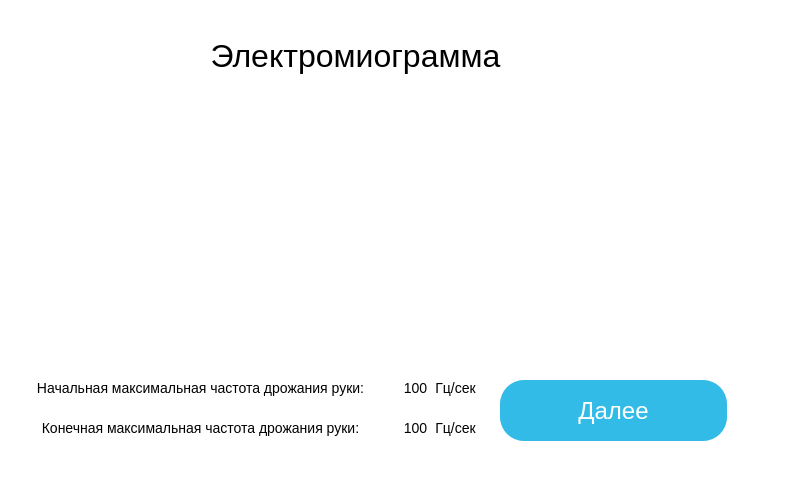
Above: gui/window-12.ui from GerrFrog/Muscular-training-apparatus before the change. Below: the same form after it.
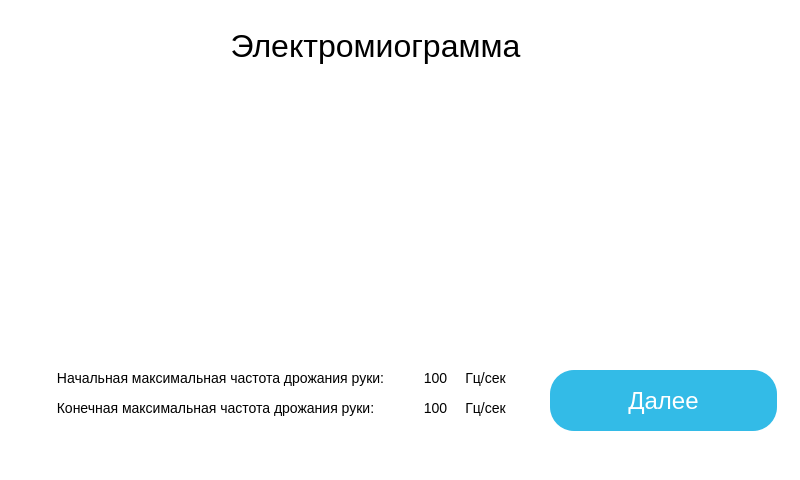
That is the form after the change.

Patch:
```diff
--- a/gui/window-12.ui
+++ b/gui/window-12.ui
@@ -1,7 +1,7 @@
 <?xml version="1.0" encoding="UTF-8"?>
 <ui version="4.0">
- <class>MainWindow</class>
- <widget class="QMainWindow" name="MainWindow">
+ <class>Page_12</class>
+ <widget class="QWidget" name="Page_12">
   <property name="geometry">
    <rect>
     <x>0</x>
@@ -16,44 +16,18 @@
   <property name="styleSheet">
    <string notr="true">background-color:white;</string>
   </property>
-  <widget class="QWidget" name="centralwidget">
-   <widget class="QPushButton" name="next_pushButton">
-    <property name="geometry">
-     <rect>
-      <x>500</x>
-      <y>380</y>
-      <width>227</width>
-      <height>61</height>
-     </rect>
-    </property>
-    <property name="styleSheet">
-     <string notr="true">width: 227px;
-height: 61px;
-left: 287px;
-top: 257px;
-
-background: #33BBE7;
-box-shadow: 0px 4px 4px rgba(0, 0, 0, 0.25), 0px 4px 4px rgba(0, 0, 0, 0.25);
-border-radius: 24px;
-
-font-family: 'Hind';
-font-style: normal;
-font-weight: 400;
-font-size: 24px;
-line-height: 38px;
-text-align: center;
-
-color: #FFFFFF;</string>
-    </property>
-    <property name="text">
-     <string>Далее</string>
-    </property>
-   </widget>
+  <layout class="QVBoxLayout" name="verticalLayout">
+   <item>
+    <widget class="QWidget" name="centralwidget" native="true">
+     <layout class="QVBoxLayout" name="verticalLayout_2">
+      <item>
+       <widget class="QStackedWidget" name="stackedWidget">
+        <widget class="QWidget" name="page">
    <widget class="QLabel" name="main_label">
     <property name="geometry">
      <rect>
       <x>180</x>
-      <y>30</y>
+            <y>0</y>
       <width>351</width>
       <height>51</height>
      </rect>
@@ -89,7 +63,7 @@
     <property name="geometry">
      <rect>
       <x>10</x>
-      <y>380</y>
+            <y>350</y>
       <width>381</width>
       <height>16</height>
      </rect>
@@ -120,6 +94,38 @@
      <bool>true</bool>
     </property>
    </widget>
+         <widget class="QPushButton" name="next_pushButton">
+          <property name="geometry">
+           <rect>
+            <x>530</x>
+            <y>350</y>
+            <width>227</width>
+            <height>61</height>
+           </rect>
+          </property>
+          <property name="styleSheet">
+           <string notr="true">width: 227px;
+height: 61px;
+left: 287px;
+top: 257px;
+
+background: #33BBE7;
+box-shadow: 0px 4px 4px rgba(0, 0, 0, 0.25), 0px 4px 4px rgba(0, 0, 0, 0.25);
+border-radius: 24px;
+
+font-family: 'Hind';
+font-style: normal;
+font-weight: 400;
+font-size: 24px;
+line-height: 38px;
+text-align: center;
+
+color: #FFFFFF;</string>
+          </property>
+          <property name="text">
+           <string>Далее</string>
+          </property>
+         </widget>
    <widget class="QLabel" name="value_1_label">
     <property name="geometry">
      <rect>
@@ -158,43 +164,8 @@
    <widget class="QLabel" name="measure_1_label">
     <property name="geometry">
      <rect>
-      <x>430</x>
-      <y>380</y>
-      <width>51</width>
-      <height>16</height>
-     </rect>
-    </property>
-    <property name="styleSheet">
-     <string notr="true">position: absolute;
-width: 392px;
-height: 46px;
-left: 52px;
-top: 403px;
-
-font-family: 'Graduate';
-font-style: normal;
-font-weight: 400;
-font-size: 14px;
-line-height: 23px;
-text-align: center;
-
-color: #000000;</string>
-    </property>
-    <property name="text">
-     <string>Гц/сек</string>
-    </property>
-    <property name="alignment">
-     <set>Qt::AlignCenter</set>
-    </property>
-    <property name="wordWrap">
-     <bool>true</bool>
-    </property>
-   </widget>
-   <widget class="QLabel" name="measure_2_label">
-    <property name="geometry">
-     <rect>
-      <x>430</x>
-      <y>420</y>
+            <x>440</x>
+            <y>350</y>
       <width>51</width>
       <height>16</height>
      </rect>
@@ -229,7 +200,7 @@
     <property name="geometry">
      <rect>
       <x>400</x>
-      <y>420</y>
+            <y>350</y>
       <width>31</width>
       <height>16</height>
      </rect>
@@ -260,12 +231,47 @@
      <bool>true</bool>
     </property>
    </widget>
+         <widget class="QLabel" name="measure_2_label">
+          <property name="geometry">
+           <rect>
+            <x>440</x>
+            <y>380</y>
+            <width>51</width>
+            <height>16</height>
+           </rect>
+          </property>
+          <property name="styleSheet">
+           <string notr="true">position: absolute;
+width: 392px;
+height: 46px;
+left: 52px;
+top: 403px;
+
+font-family: 'Graduate';
+font-style: normal;
+font-weight: 400;
+font-size: 14px;
+line-height: 23px;
+text-align: center;
+
+color: #000000;</string>
+          </property>
+          <property name="text">
+           <string>Гц/сек</string>
+          </property>
+          <property name="alignment">
+           <set>Qt::AlignCenter</set>
+          </property>
+          <property name="wordWrap">
+           <bool>true</bool>
+          </property>
+         </widget>
    <widget class="QLabel" name="description_2_label">
     <property name="geometry">
      <rect>
       <x>10</x>
-      <y>420</y>
-      <width>381</width>
+            <y>380</y>
+            <width>371</width>
       <height>16</height>
      </rect>
     </property>
@@ -296,6 +302,13 @@
     </property>
    </widget>
   </widget>
+        <widget class="QWidget" name="page_2"/>
+       </widget>
+      </item>
+     </layout>
+    </widget>
+   </item>
+  </layout>
  </widget>
  <resources/>
  <connections/>
```
Lines whose indentation alone changed are shown as unchanged.
